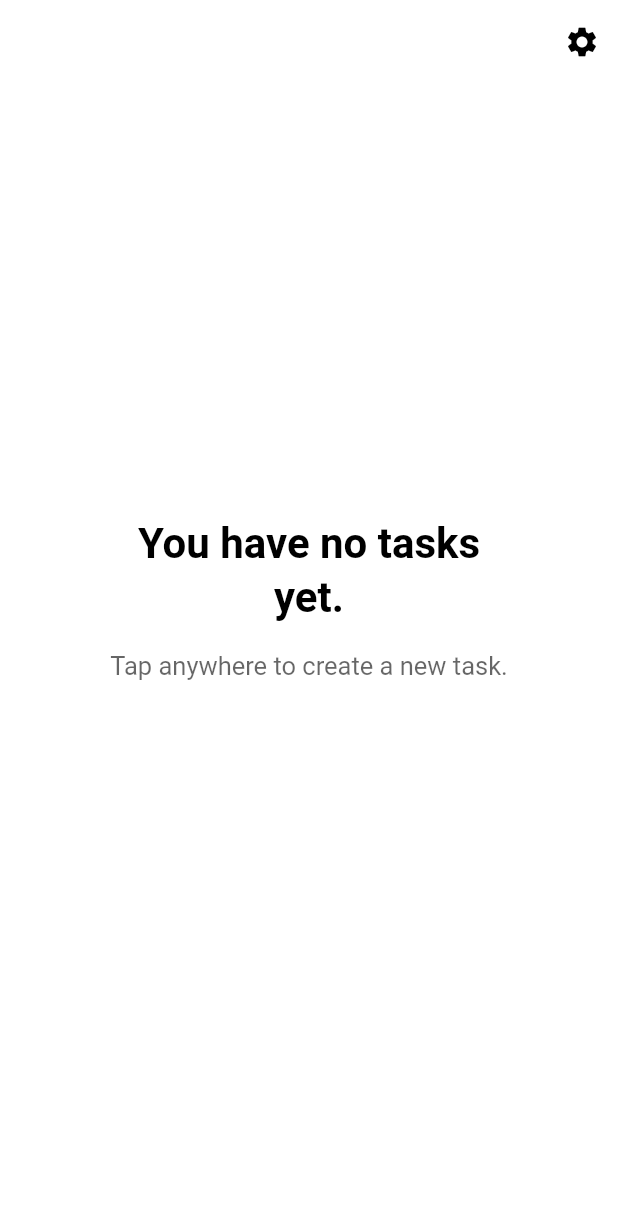
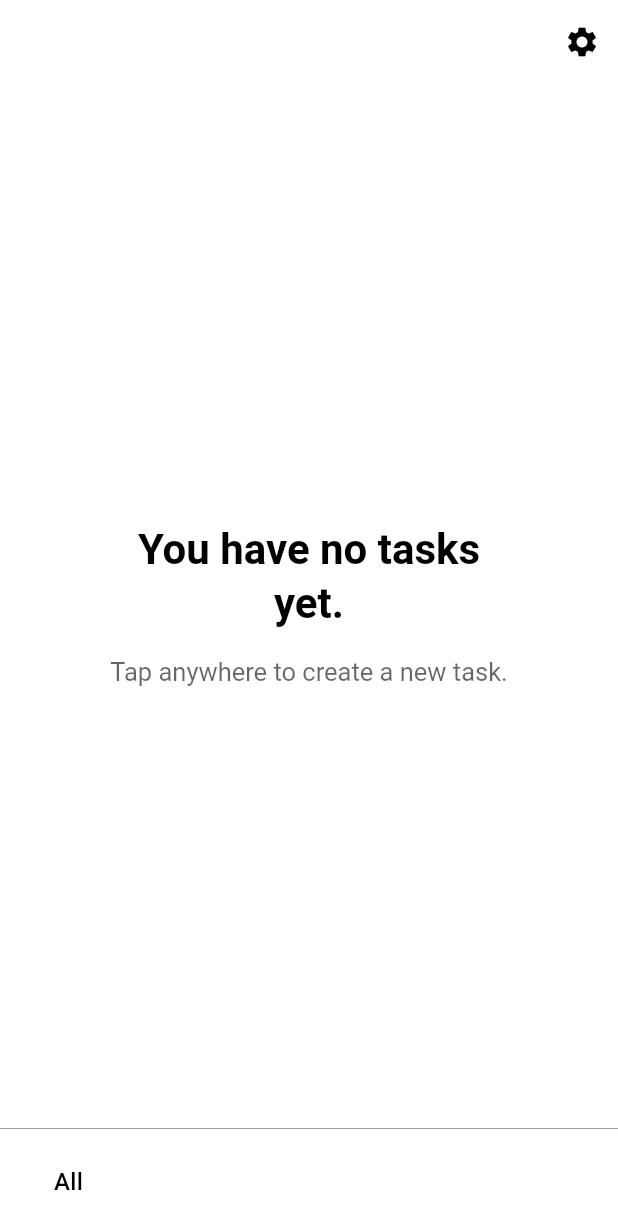
Before and after one commit to ytskk/taskline, a Flutter app: the screen it shows after launch, on a phone screen of 412 x 824 dp. Shown: the top 1229 px of the screen. Run offline on Flutter 3.47's test engine with Material 2 defaults, Android fonts, the phone set to English and light mode, and no system bars; drawn by our look-alikes of dynamic_color; our stand-ins replace flutter_riverpod, package_info_plus, shared_preferences.

Commit message:
new task filter menu

```diff
--- a/lib/features/tasks/models/task_filter.dart
+++ b/lib/features/tasks/models/task_filter.dart
@@ -2,6 +2,7 @@ enum TaskFilter {
   all('All'),
   todo('Todo'),
   inProgress('In progress'),
+  notCompeted('Not completed'),
   completed('Completed');
 
   final String title;
--- a/lib/features/tasks/providers/filtered_tasks_provider.dart
+++ b/lib/features/tasks/providers/filtered_tasks_provider.dart
@@ -16,8 +16,14 @@ final filteredProvider = Provider<List<Task>>(
         return tasks
             .where((task) => task.status == TaskStatus.inProgress)
             .toList();
+      case TaskFilter.notCompeted:
+        return tasks
+            .where((task) => task.status != TaskStatus.completed)
+            .toList();
       case TaskFilter.completed:
-        return tasks.where((task) => task.status == TaskStatus.done).toList();
+        return tasks
+            .where((task) => task.status == TaskStatus.completed)
+            .toList();
     }
   },
 );
--- a/lib/features/tasks/providers/task_list_provider.dart
+++ b/lib/features/tasks/providers/task_list_provider.dart
@@ -93,14 +93,14 @@ class TaskListNotifier extends StateNotifier<List<Task>> {
 
   /// Changes task status on [status] if provided, otherwise changes to the next status.
   ///
-  /// If next status is [TaskStatus.done], updates completedAt property.
+  /// If next status is [TaskStatus.completed], updates completedAt property.
   Task _changeTaskStatus(Task task, {TaskStatus? status}) {
     final TaskStatus newStatus = status ?? TaskStatus.nextStatus(task.status);
 
     final updatedTask = task.copyWith(
       status: newStatus,
-      isCompleted: newStatus == TaskStatus.done,
-      completedAt: newStatus == TaskStatus.done ? DateTime.now() : null,
+      isCompleted: newStatus == TaskStatus.completed,
+      completedAt: newStatus == TaskStatus.completed ? DateTime.now() : null,
     );
     log('updated task: $updatedTask');
 
--- a/lib/features/tasks/view/tasks_screen.dart
+++ b/lib/features/tasks/view/tasks_screen.dart
@@ -15,6 +15,10 @@ class _TasksScreenState extends ConsumerState<TasksScreen> {
   Widget build(BuildContext context) {
     return Scaffold(
       // Hide segmented control if there are no tasks.
+      // persistentFooterAlignment: AlignmentDirectional.centerStart,
+      // persistentFooterButtons: [
+      //   const TasksFilter(),
+      // ],
       bottomNavigationBar: const TasksFilter(),
       appBar: AppBar(
         actions: [
--- a/lib/features/tasks/widgets/task_edit.dart
+++ b/lib/features/tasks/widgets/task_edit.dart
@@ -97,6 +97,7 @@ class _TaskEditState extends ConsumerState<TaskEdit> {
                     TextField(
                       controller: nameController,
                       autofocus: true,
+                      maxLines: null,
                       textCapitalization: TextCapitalization.sentences,
                     ),
                     const SizedBox(height: 32.0),
@@ -135,6 +136,7 @@ class _TaskEditStatusToggle extends StatelessWidget {
   @override
   Widget build(BuildContext context) {
     return ToggleButtons(
+      borderRadius: BorderRadius.circular(4.0),
       onPressed: onPressed,
       // constraints: BoxConstraints(
       //   /// 28 - magic number to fit all buttons
@@ -154,7 +156,7 @@ class _TaskEditStatusToggle extends StatelessWidget {
   List<Widget> _generateToggleButtonList(List list) {
     return List.generate(list.length, (index) {
       return Padding(
-        padding: const EdgeInsets.symmetric(horizontal: 16.0),
+        padding: const EdgeInsets.symmetric(horizontal: 18.0),
         child: Text(
           list.elementAt(index),
         ),
--- a/lib/features/tasks/widgets/task_item.dart
+++ b/lib/features/tasks/widgets/task_item.dart
@@ -108,7 +108,7 @@ class _TaskItemState extends ConsumerState<TaskItem>
         return Theme.of(context).colorScheme.onBackground;
       case TaskStatus.inProgress:
         return Theme.of(context).colorScheme.primary;
-      case TaskStatus.done:
+      case TaskStatus.completed:
         return Theme.of(context).colorScheme.tertiary;
     }
   }
@@ -122,7 +122,7 @@ class _TaskItemState extends ConsumerState<TaskItem>
         return null;
       case TaskStatus.inProgress:
         return null;
-      case TaskStatus.done:
+      case TaskStatus.completed:
         return TextDecoration.lineThrough;
     }
   }
--- a/lib/features/tasks/widgets/tasks_filter.dart
+++ b/lib/features/tasks/widgets/tasks_filter.dart
@@ -8,28 +8,26 @@ class TasksFilter extends ConsumerWidget {
 
   @override
   Widget build(BuildContext context, WidgetRef ref) {
-    final isTasksListNotEmpty = ref.watch(taskListProvider).isNotEmpty;
+    final theme = Theme.of(context);
 
-    return AnimatedSlide(
-      offset: Offset(0, isTasksListNotEmpty ? 0 : 1),
-      duration: const Duration(milliseconds: 200),
-      curve: Curves.easeInOut,
-      child: BottomAppBar(
-        child: Padding(
-          padding: const EdgeInsets.symmetric(
-            horizontal: 8.0,
-            vertical: 24.0,
+    return DecoratedBox(
+      decoration: BoxDecoration(
+        border: Border(
+          top: BorderSide(
+            color: theme.colorScheme.onSurface.withOpacity(0.5),
+            width: 0.5,
           ),
-          child: CupertinoSlidingSegmentedControl(
-            children: {
-              for (final taskFilter in TaskFilter.values)
-                taskFilter: Text(taskFilter.title),
-            },
-            groupValue: ref.watch(taskFilterProvider),
-            onValueChanged: (TaskFilter? value) {
-              ref.read(taskFilterProvider.notifier).update((state) => value!);
-            },
-          ),
+        ),
+      ),
+      child: Padding(
+        padding: const EdgeInsets.symmetric(
+          horizontal: 12.0,
+          vertical: 12.0,
+        ),
+        child: Row(
+          children: [
+            const TasksFilterDropdown(),
+          ],
         ),
       ),
     );
--- a/lib/features/tasks/widgets/widgets.dart
+++ b/lib/features/tasks/widgets/widgets.dart
@@ -3,3 +3,4 @@ export 'task_item.dart';
 export 'task_list/task_list.dart';
 export 'tasks_filter.dart';
 export 'tasks_add.dart';
+export 'tasks_filter_dropdown.dart';
--- a/lib/main.dart
+++ b/lib/main.dart
@@ -11,6 +11,7 @@ void main() async {
   SystemChrome.setSystemUIOverlayStyle(
     SystemUiOverlayStyle(
       statusBarColor: Colors.transparent,
+      systemNavigationBarColor: Colors.transparent,
     ),
   );
   runApp(
```
Also changed, not shown: lib/features/tasks/models/task_status.dart (+5 -5 lines), lib/features/tasks/widgets/task_list/task_list_populated.dart (+30 -17 lines), lib/features/tasks/widgets/tasks_filter_dropdown.dart (added, +156 -0 lines), 5 other files.
